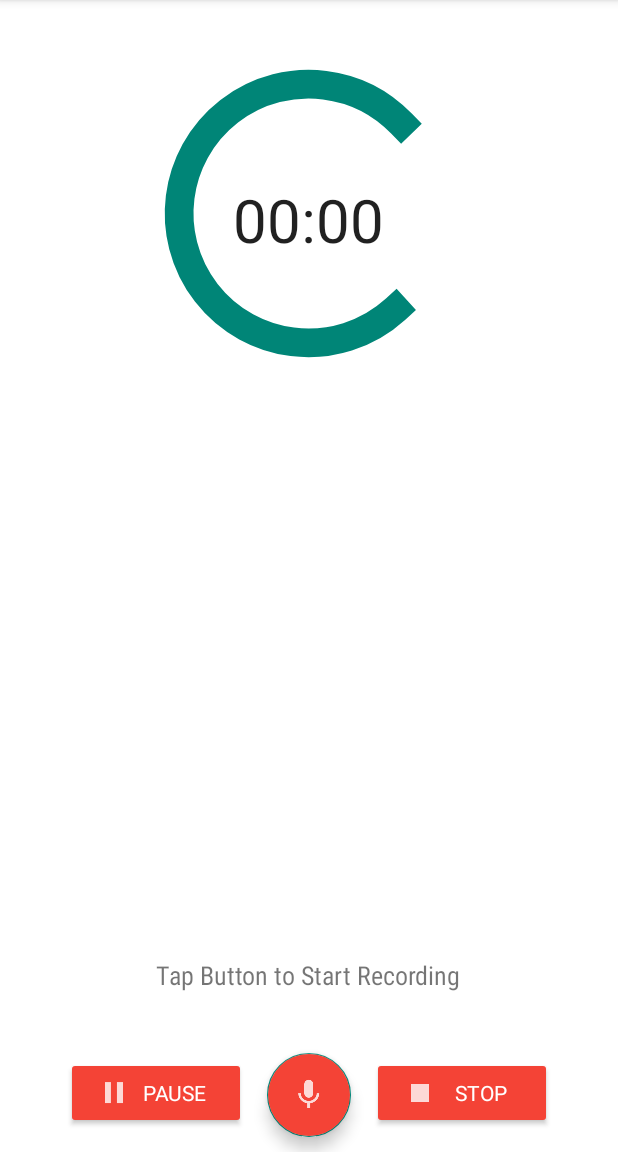
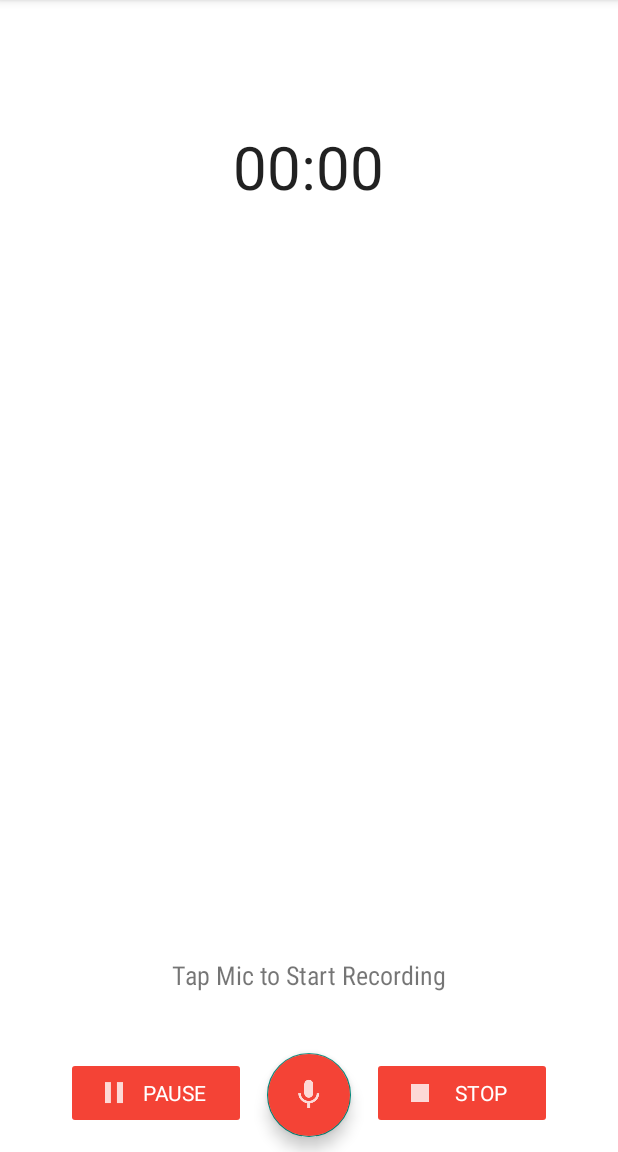
Before and after one commit to shounakdatta/Sound-Recorder, an Android app: the screen it shows after launch (MainActivity), on a phone screen of 412 x 824 dp, the part 84-1236 px from its top. Run offline under Robolectric (Android 15) with nearby library versions, the phone set to English and light mode, and no system bars; plain views replace PagerSlidingTabStrip.

Commit message:
Fixed timer

```diff
--- a/app/src/main/java/com/example/shounakpc/soundrecorder/MainActivity.kt
+++ b/app/src/main/java/com/example/shounakpc/soundrecorder/MainActivity.kt
@@ -28,9 +28,9 @@ class MainActivity : AppCompatActivity() {
         viewPager.adapter = MyPagerAdapter(supportFragmentManager)
 //        tabs.setViewPager(viewPager)
 
-//        if (toolbar != null) {
+        if (toolbar != null) {
             setSupportActionBar(toolbar)
-//        }
+        }
 
     }
 
@@ -54,9 +54,8 @@ class MainActivity : AppCompatActivity() {
 
         override fun getItem(position: Int): Fragment {
             when(position) {
-                0 -> return RecordFragment.newInstance(position)
-//                else -> return FileViewerFragment.newInstance(position)
-                else -> return RecordFragment.newInstance(0)
+                0 -> return RecordFragment.newInstance()
+                else -> return RecordFragment.newInstance()
             }
         }
 
--- a/app/src/main/java/com/example/shounakpc/soundrecorder/RecordFragment.kt
+++ b/app/src/main/java/com/example/shounakpc/soundrecorder/RecordFragment.kt
@@ -25,21 +25,15 @@ class RecordFragment: Fragment() {
     private lateinit var stopButton: Button
     private lateinit var recordingPrompt: TextView
     private lateinit var chronometer: Chronometer
-    private lateinit var progressBar: ProgressBar
+    private lateinit var view1: View
     var recordPromptCount = 0
-    var startRecording = true
-    var pauseRecording = true
 
 //  Time when user clicks pause button
     var timeWhenPaused = 0
 
     companion object {
-        fun newInstance(position: Int): RecordFragment {
-            var recordFragment = RecordFragment()
-            var newBundle = Bundle()
-            newBundle.putInt("position", position)
-            recordFragment.arguments = newBundle
-            return recordFragment
+        fun newInstance(): RecordFragment {
+            return RecordFragment()
         }
     }
 
@@ -48,33 +42,51 @@ class RecordFragment: Fragment() {
         container: ViewGroup?,
         savedInstanceState: Bundle?
     ): View {
+        val position = this.arguments?.get("position") ?: 0
+
+        if (position == 0) {
+            view1 = inflater.inflate(R.layout.record_fragment_layout, container, false)
+        }
+        else {
+            view1 = inflater.inflate(R.layout.record_fragment_layout, container, false)
+        }
         val view = inflater.inflate(R.layout.record_fragment_layout, container, false)
         chronometer = view.findViewById(R.id.chronometer)
         recordingPrompt = view.findViewById(R.id.recording_status)
         recordButton = view.findViewById(R.id.recordButton)
-        progressBar = view.findViewById(R.id.recordProgressBar)
-//        recordButton.rippleColor = resources.getColor(R.color.colorPrimaryDark)
+        pauseButton = view.findViewById(R.id.pauseButton)
+        stopButton = view.findViewById(R.id.stopButton)
 
+        recordButton.isEnabled = true
+        pauseButton.isEnabled = false
+        stopButton.isEnabled = false
 
-        Log.d("myTag", "Test1")
         recordButton.setOnClickListener {
-            onRecord(startRecording)
-            startRecording = !startRecording
+            onRecord()
+            recordButton.isEnabled = false
+            pauseButton.isEnabled = true
+            stopButton.isEnabled = true
         }
 
-        pauseButton = view.findViewById(R.id.pauseButton)
         pauseButton.setOnClickListener {
-            onPauseRecord(pauseRecording)
-            pauseRecording = !pauseRecording
+            onPauseRecord()
+            recordButton.isEnabled = true
+            pauseButton.isEnabled = false
+            stopButton.isEnabled = true
+        }
+
+        stopButton.setOnClickListener {
+            onStopRecord()
+            recordButton.isEnabled = true
+            pauseButton.isEnabled = false
+            stopButton.isEnabled = false
         }
 
         return view
     }
 
-    private fun onRecord(startRecording: Boolean) {
+    private fun onRecord() {
 //        val recordIntent = Intent(activity, RecordingService.class)
-
-        if (startRecording) {
         val filePath = Environment.getExternalStorageDirectory().toString() + "/SoundRecorder"
         val folder = File(filePath)
 
@@ -83,12 +95,15 @@ class RecordFragment: Fragment() {
         }
 
         Log.d("filePath", filePath)
+        Log.d("pauseTime", timeWhenPaused.toString())
 
         if (timeWhenPaused == 0) {
+            Log.d("pauseTime", "reset")
             chronometer.base = SystemClock.elapsedRealtime()
         }
         else {
-                chronometer.base = timeWhenPaused.toLong()
+            Log.d("pauseTime", "using last")
+            chronometer.base = timeWhenPaused.toLong() + SystemClock.elapsedRealtime()
         }
         chronometer.start()
         chronometer.setOnChronometerTickListener {
@@ -109,25 +124,23 @@ class RecordFragment: Fragment() {
 //        activity.startService(recordIntent)
 //            activity.window.addFlags(WindowManager.LayoutParams.FLAG_KEEP_SCREEN_ON)
 
-            recordingPrompt.text = "Recording."
+        recordingPrompt.text = "Recording..."
         recordPromptCount++
+
     }
-        else {
-//            activity.stopService(recordIntent)
-//            activity.window.clearFlags(WindowManager.LayoutParams.FLAG_KEEP_SCREEN_ON)
+
+    private fun onPauseRecord() {
+        timeWhenPaused = (chronometer.base - SystemClock.elapsedRealtime()).toInt()
+        chronometer.stop()
+        Log.d("pauseTime", timeWhenPaused.toString())
+        recordingPrompt.text = "Paused. Tap Mic to Continue or Stop to End"
+    }
+
+    private fun onStopRecord() {
+        timeWhenPaused = 0
+        chronometer.stop()
+        chronometer.base = SystemClock.elapsedRealtime()
+        recordingPrompt.text = "Tap Mic to Start Recording"
     }
 
 }
-
-    private fun onPauseRecord(pauseRecording: Boolean) {
-
-
-        if (pauseRecording) {
-            chronometer.stop()
-            timeWhenPaused = SystemClock.elapsedRealtime().toInt()
-            Log.d("pauseTime", timeWhenPaused.toString())
-            recordingPrompt.text = "Paused. Tap Button to Continue"
-        }
-    }
-
-}
--- a/app/src/main/res/layout/record_fragment_layout.xml
+++ b/app/src/main/res/layout/record_fragment_layout.xml
@@ -26,23 +26,22 @@
             android:textSize="40sp"
             android:fontFamily="sans-serif"
             android:layout_centerHorizontal="true"
-            android:layout_alignBottom="@id/recordProgressBar"
-            android:layout_marginBottom="84dp"
-    >
+            android:layout_marginBottom="0dp"
+            android:layout_marginTop="84dp" android:layout_alignParentTop="true">
     </Chronometer>
 
-    <ProgressBar
-        android:layout_width="230dp"
-        android:layout_height="230dp"
-        android:indeterminate="false"
-        android:id="@+id/recordProgressBar"
-        android:max="100"
-        android:progress="0"
-        android:layout_marginTop="27dp"
-        android:layout_alignParentTop="true"
-        android:layout_centerHorizontal="true"
-    >
-    </ProgressBar>
+    <!--<ProgressBar-->
+        <!--android:layout_width="230dp"-->
+        <!--android:layout_height="230dp"-->
+        <!--android:indeterminate="false"-->
+        <!--android:id="@+id/recordProgressBar"-->
+        <!--android:max="100"-->
+        <!--android:progress="0"-->
+        <!--android:layout_marginTop="27dp"-->
+        <!--android:layout_alignParentTop="true"-->
+        <!--android:layout_centerHorizontal="true"-->
+    <!--&gt;-->
+    <!--</ProgressBar>-->
 
     <Button
         android:layout_width="120dp"
@@ -82,7 +81,7 @@
             android:layout_width="wrap_content"
             android:layout_height="wrap_content"
             android:id="@+id/recording_status"
-            android:text="Tap Button to Start Recording"
+            android:text="Tap Mic to Start Recording"
             android:textSize="17sp"
             android:fontFamily="sans-serif-condensed"
             android:layout_above="@+id/recordButton"
```
Lines whose indentation alone changed are shown as unchanged.
